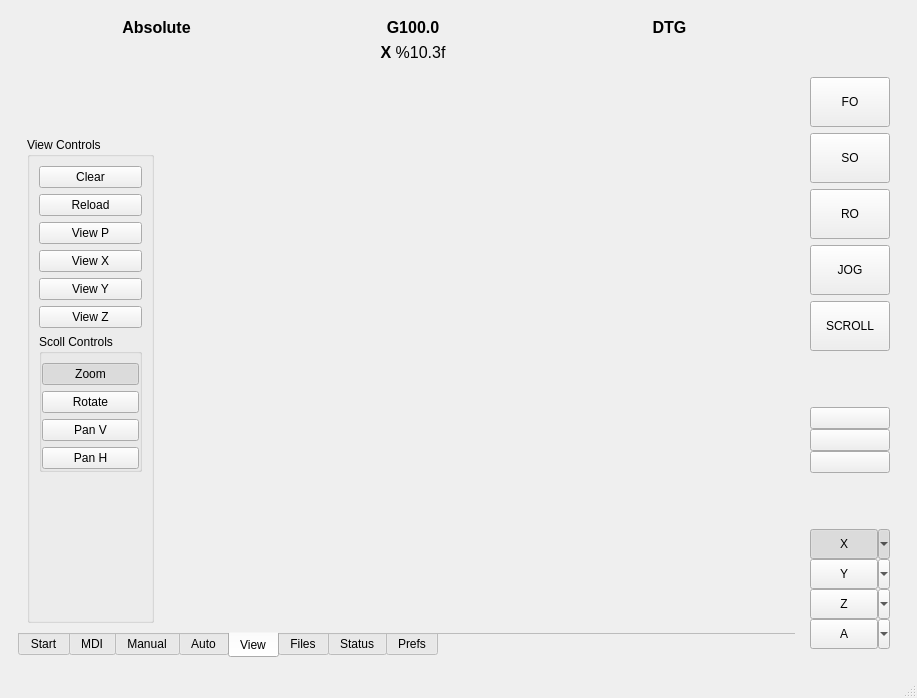
Above: share/qtvcp/screens/qttouchy/qttouchy.ui from LinuxCNC/linuxcnc before the change. Below: the same form after it.
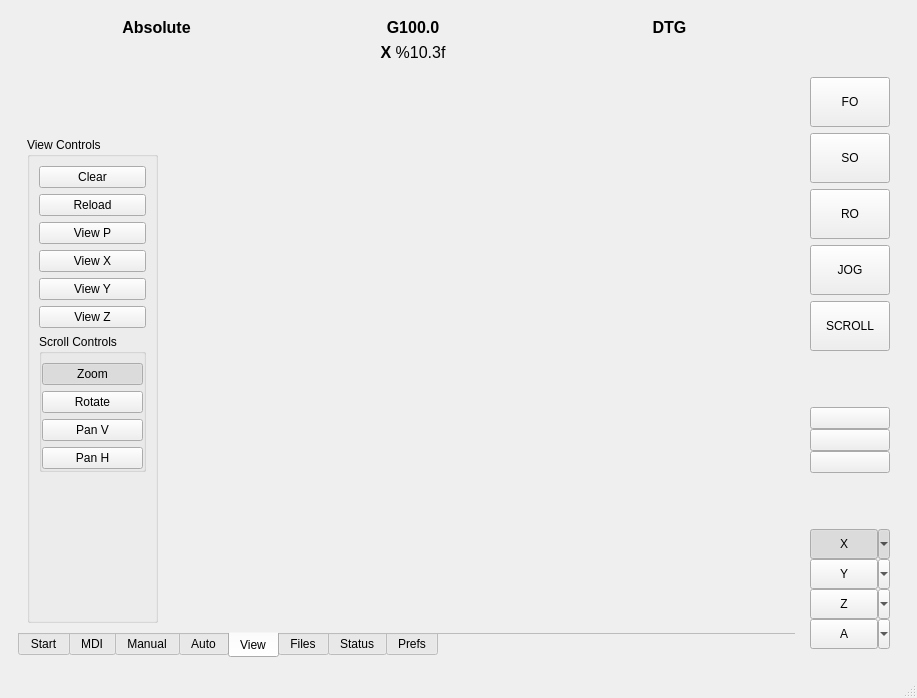
That is the form after the change. The open tabs and pages were chosen to show the change. Icons and pictures are not drawn. Custom widgets are drawn as their Qt base class.

What changed in the file:
```diff
--- a/share/qtvcp/screens/qttouchy/qttouchy.ui
+++ b/share/qtvcp/screens/qttouchy/qttouchy.ui
@@ -2295,7 +2295,7 @@
                   <item>
                    <widget class="QGroupBox" name="groupBox_9">
                     <property name="title">
-                     <string>Scoll Controls</string>
+                     <string>Scroll Controls</string>
                     </property>
                     <layout class="QVBoxLayout" name="verticalLayout_32">
                      <property name="leftMargin">
```
